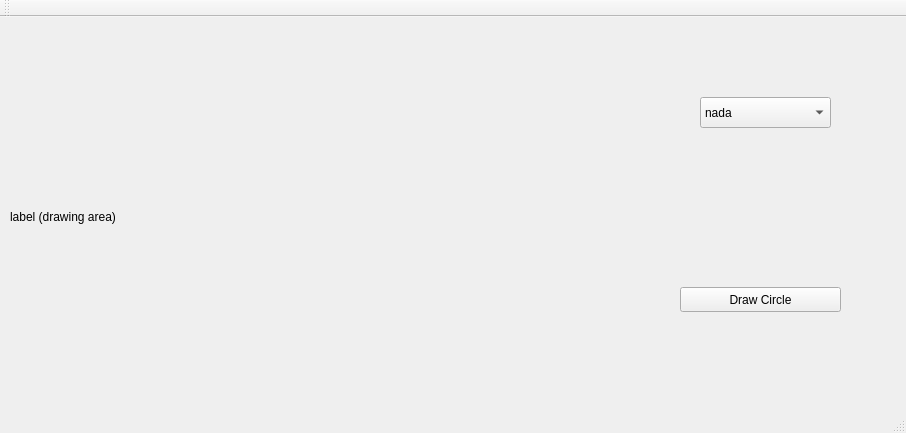
First picture: the form in adapter/mainwindow.ui, repository walker1239/LP-3, before the edit.
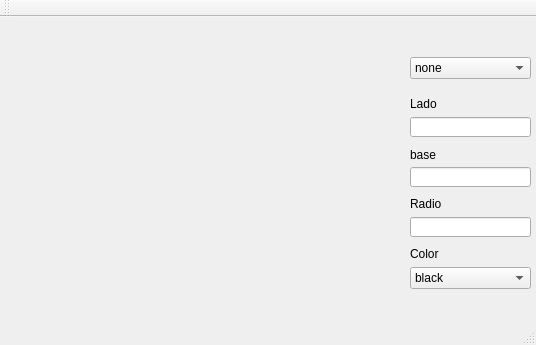
Second picture: the form after the edit.

Diff of the .ui file:
```diff
--- a/adapter/mainwindow.ui
+++ b/adapter/mainwindow.ui
@@ -6,8 +6,8 @@
    <rect>
     <x>0</x>
     <y>0</y>
-    <width>906</width>
-    <height>433</height>
+    <width>536</width>
+    <height>345</height>
    </rect>
   </property>
   <property name="windowTitle">
@@ -18,58 +18,157 @@
     <property name="geometry">
      <rect>
       <x>10</x>
-      <y>0</y>
-      <width>600</width>
-      <height>400</height>
+      <y>10</y>
+      <width>381</width>
+      <height>281</height>
      </rect>
     </property>
     <property name="text">
-     <string>label (drawing area)</string>
+     <string/>
     </property>
    </widget>
-   <widget class="QPushButton" name="b_draw_circle">
+   <widget class="QComboBox" name="cuadradito">
     <property name="geometry">
      <rect>
-      <x>680</x>
-      <y>270</y>
-      <width>161</width>
-      <height>25</height>
+      <x>410</x>
+      <y>40</y>
+      <width>121</width>
+      <height>22</height>
      </rect>
     </property>
+    <item>
+     <property name="text">
+      <string>none</string>
+     </property>
+    </item>
+    <item>
+     <property name="text">
+      <string>Cuadrado</string>
+     </property>
+    </item>
+    <item>
+     <property name="text">
+      <string>Circulo</string>
+     </property>
+    </item>
+   </widget>
+   <widget class="QLineEdit" name="lado">
+    <property name="geometry">
+     <rect>
+      <x>410</x>
+      <y>100</y>
+      <width>121</width>
+      <height>20</height>
+     </rect>
+    </property>
+   </widget>
+   <widget class="QLineEdit" name="radio">
+    <property name="geometry">
+     <rect>
+      <x>410</x>
+      <y>200</y>
+      <width>121</width>
+      <height>20</height>
+     </rect>
+    </property>
+   </widget>
+   <widget class="QComboBox" name="colores">
+    <property name="geometry">
+     <rect>
+      <x>410</x>
+      <y>250</y>
+      <width>121</width>
+      <height>22</height>
+     </rect>
+    </property>
+    <item>
+     <property name="text">
+      <string>black</string>
+     </property>
+    </item>
+    <item>
+     <property name="text">
+      <string>red</string>
+     </property>
+    </item>
+    <item>
+     <property name="text">
+      <string>green</string>
+     </property>
+    </item>
+   </widget>
+   <widget class="QLabel" name="label">
+    <property name="geometry">
+     <rect>
+      <x>410</x>
+      <y>230</y>
+      <width>46</width>
+      <height>13</height>
+     </rect>
+    </property>
     <property name="text">
-     <string>Draw Circle</string>
+     <string>Color</string>
     </property>
    </widget>
-   <widget class="QComboBox" name="comboBox">
+   <widget class="QLabel" name="label_2">
     <property name="geometry">
      <rect>
-      <x>700</x>
+      <x>410</x>
+      <y>180</y>
+      <width>46</width>
+      <height>13</height>
+     </rect>
+    </property>
+    <property name="text">
+     <string>Radio</string>
+    </property>
+   </widget>
+   <widget class="QLabel" name="label_3">
+    <property name="geometry">
+     <rect>
+      <x>410</x>
       <y>80</y>
-      <width>131</width>
-      <height>31</height>
+      <width>46</width>
+      <height>13</height>
      </rect>
     </property>
-    <item>
-     <property name="text">
-      <string>nada</string>
-     </property>
-    </item>
-    <item>
-     <property name="text">
-      <string>circle</string>
-     </property>
-    </item>
-    <item>
-     <property name="text">
-      <string>square</string>
-     </property>
-    </item>
-    <item>
-     <property name="text">
-      <string>triangle</string>
-     </property>
-    </item>
+    <property name="text">
+     <string>Lado</string>
+    </property>
    </widget>
+   <widget class="QLabel" name="label_4">
+    <property name="geometry">
+     <rect>
+      <x>410</x>
+      <y>130</y>
+      <width>31</width>
+      <height>16</height>
+     </rect>
+    </property>
+    <property name="text">
+     <string>base</string>
+    </property>
+   </widget>
+   <widget class="QLineEdit" name="bases">
+    <property name="geometry">
+     <rect>
+      <x>410</x>
+      <y>150</y>
+      <width>121</width>
+      <height>20</height>
+     </rect>
+    </property>
+   </widget>
+  </widget>
+  <widget class="QMenuBar" name="menuBar">
+   <property name="geometry">
+    <rect>
+     <x>0</x>
+     <y>0</y>
+     <width>536</width>
+     <height>21</height>
+    </rect>
+   </property>
   </widget>
   <widget class="QToolBar" name="mainToolBar">
    <attribute name="toolBarArea">
```
Left out of the diff: 2 changed lines with no effect on the pictures.
